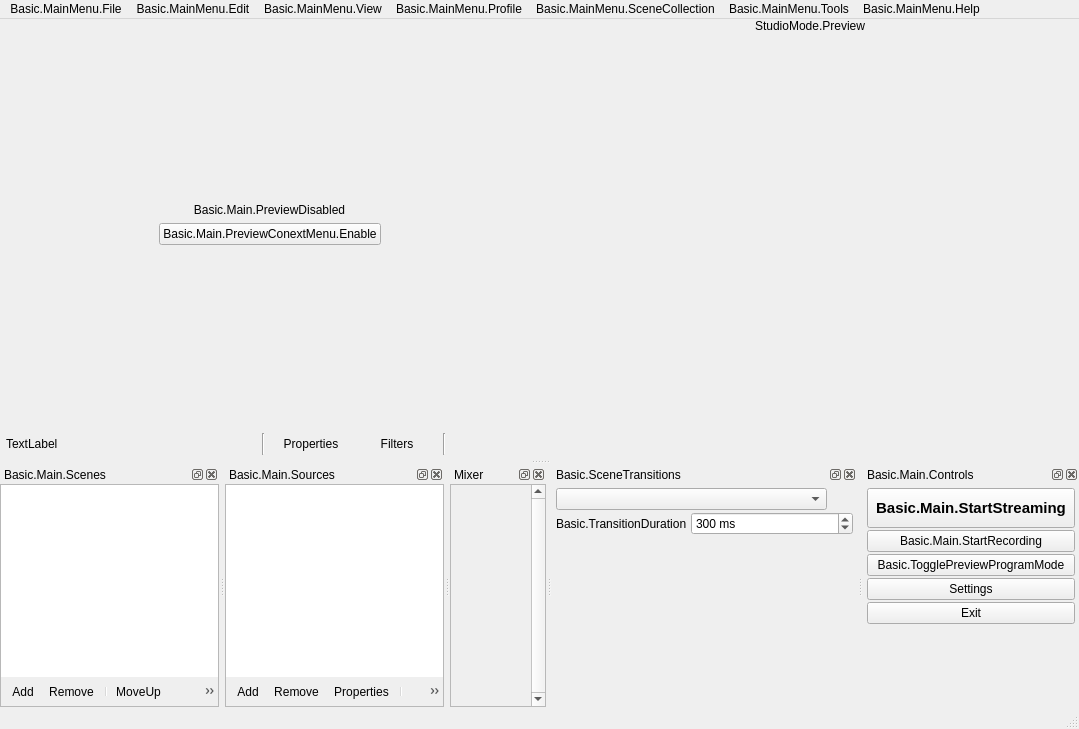
Qt form vendor_skins/RemoteFilming/UI/forms/OBSBasic.ui (CoSMoSoftware/OBS-studio-webrtc) before a commit.
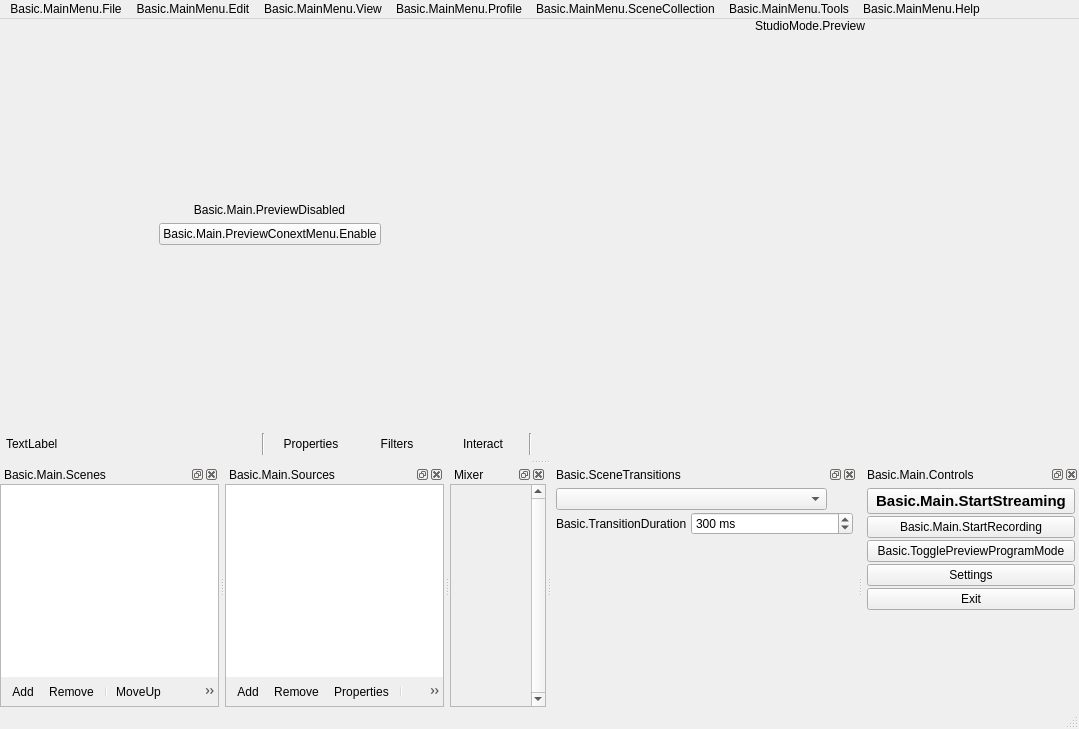
The same form after that commit. Icons and pictures are not drawn. Custom widgets are drawn as their Qt base class.

Patch:
```diff
--- a/vendor_skins/RemoteFilming/UI/forms/OBSBasic.ui
+++ b/vendor_skins/RemoteFilming/UI/forms/OBSBasic.ui
@@ -366,6 +366,35 @@
             </property>
            </widget>
           </item>
+          <item>
+           <widget class="QPushButton" name="sourceInteractButton">
+            <property name="minimumSize">
+             <size>
+              <width>0</width>
+              <height>22</height>
+             </size>
+            </property>
+            <property name="maximumSize">
+             <size>
+              <width>16777215</width>
+              <height>22</height>
+             </size>
+            </property>
+            <property name="text">
+             <string>Interact</string>
+            </property>
+            <property name="icon">
+             <iconset resource="obs.qrc">
+              <normaloff>:/res/images/interact.svg</normaloff>:/res/images/interact.svg</iconset>
+            </property>
+            <property name="flat">
+             <bool>true</bool>
+            </property>
+            <property name="themeID2" stdset="0">
+             <string notr="true">contextBarButton</string>
+            </property>
+           </widget>
+          </item>
           <item>
            <widget class="Line" name="line">
             <property name="orientation">
@@ -1260,7 +1289,7 @@
        <property name="minimumSize">
         <size>
          <width>150</width>
-         <height>40</height>
+         <height>0</height>
         </size>
        </property>
        <property name="font">
```
Left out of the diff: 38 changed lines with no effect on the pictures.
